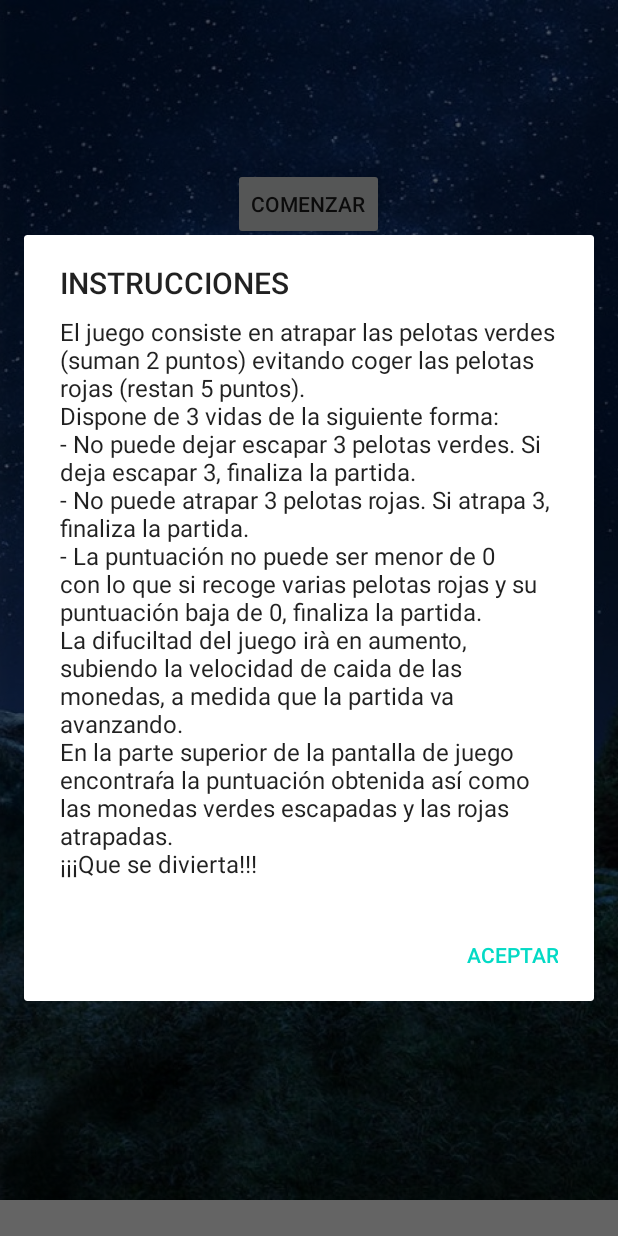
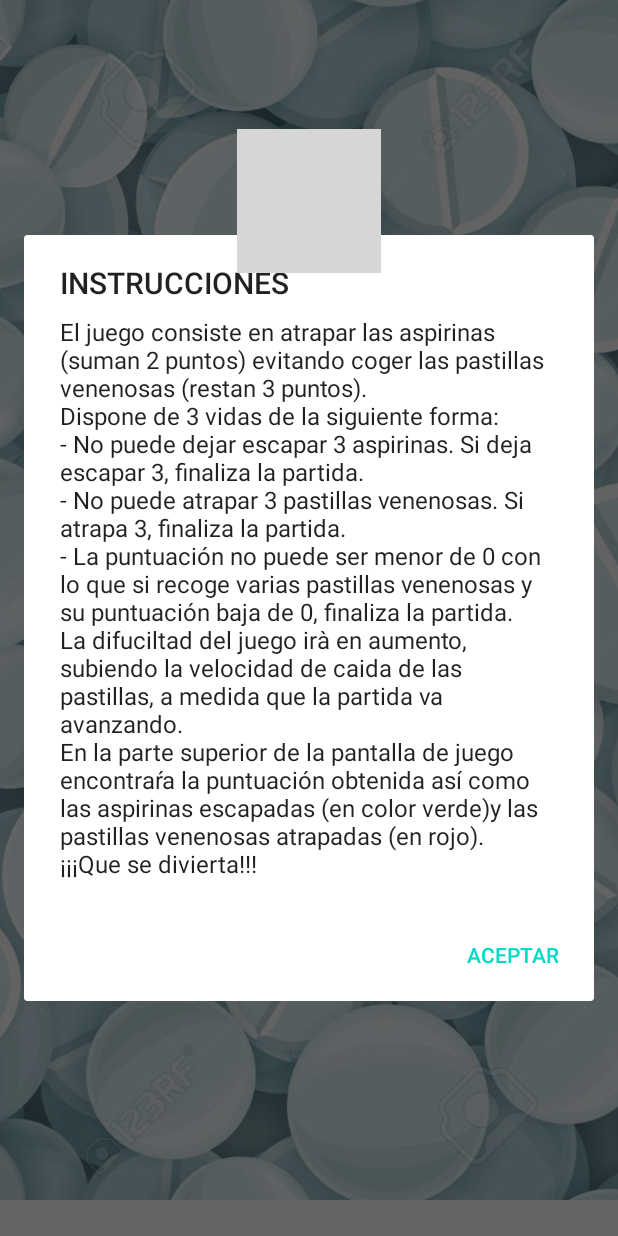
Before and after one commit to aarenzanac/Game2, an Android app: the screen it shows after launch (MainActivity), after a tap on "INSTRUCCIONES", on a phone screen of 412 x 824 dp. Run offline under Robolectric (Android 15) with nearby library versions, the phone set to English and light mode, and no system bars; grey boxes are pictures that could not be loaded.

Commit message:
Imagenes

```diff
--- a/app/src/main/java/com/example/game2/MainActivity.java
+++ b/app/src/main/java/com/example/game2/MainActivity.java
@@ -24,7 +24,7 @@ public class MainActivity extends AppCompatActivity {
         Button botonInstrucciones = findViewById(R.id.buttonInstrucciones);
 
 
-
+        //ACCIÓN PARA EL BOTON DE COMENZAR LA PARTIDA
         botonComenzar.setOnClickListener(new View.OnClickListener() {
             @Override
             public void onClick(View v) {
@@ -33,7 +33,7 @@ public class MainActivity extends AppCompatActivity {
 
             }
         });
-
+        //ACCIÓN PARA EL BOTÓN DE LA PANTALLA DE OPCIONES
         botonOpciones.setOnClickListener(new View.OnClickListener() {
             @Override
             public void onClick(View v) {
@@ -43,6 +43,7 @@ public class MainActivity extends AppCompatActivity {
             }
         });
 
+        //ACCION PARA EL BOTON SALIR
         botonSalir.setOnClickListener(new View.OnClickListener() {
             @Override
             public void onClick(View v) {
@@ -52,19 +53,20 @@ public class MainActivity extends AppCompatActivity {
             }
         });
 
+        //ACCION PARA EL BOTON INSTRUCCIONES.
         botonInstrucciones.setOnClickListener(new View.OnClickListener() {
             @Override
             public void onClick(View v) {
 
                 AlertDialog.Builder builder = new AlertDialog.Builder(v.getContext());
                 builder.setTitle("INSTRUCCIONES");
-                builder.setMessage("El juego consiste en atrapar las pelotas verdes (suman 2 puntos) evitando coger las pelotas rojas (restan 5 puntos).\n" +
+                builder.setMessage("El juego consiste en atrapar las aspirinas (suman 2 puntos) evitando coger las pastillas venenosas (restan 3 puntos).\n" +
                         "Dispone de 3 vidas de la siguiente forma:\n" +
-                        "- No puede dejar escapar 3 pelotas verdes. Si deja escapar 3, finaliza la partida.\n" +
-                        "- No puede atrapar 3 pelotas rojas. Si atrapa 3, finaliza la partida.\n" +
-                        "- La puntuación no puede ser menor de 0 con lo que si recoge varias pelotas rojas y su puntuación baja de 0, finaliza la partida.\n" +
-                        "La difuciltad del juego irà en aumento, subiendo la velocidad de caida de las monedas, a medida que la partida va avanzando. \n" +
-                        "En la parte superior de la pantalla de juego encontraŕa la puntuación obtenida así como las monedas verdes escapadas y las rojas atrapadas.\n" +
+                        "- No puede dejar escapar 3 aspirinas. Si deja escapar 3, finaliza la partida.\n" +
+                        "- No puede atrapar 3 pastillas venenosas. Si atrapa 3, finaliza la partida.\n" +
+                        "- La puntuación no puede ser menor de 0 con lo que si recoge varias pastillas venenosas y su puntuación baja de 0, finaliza la partida.\n" +
+                        "La difuciltad del juego irà en aumento, subiendo la velocidad de caida de las pastillas, a medida que la partida va avanzando. \n" +
+                        "En la parte superior de la pantalla de juego encontraŕa la puntuación obtenida así como las aspirinas escapadas (en color verde)y las pastillas venenosas atrapadas (en rojo).\n" +
                         "¡¡¡Que se divierta!!!\n");
                 builder.setPositiveButton("Aceptar", null);
 
--- a/app/src/main/java/com/example/game2/PantallaJuego.java
+++ b/app/src/main/java/com/example/game2/PantallaJuego.java
@@ -15,13 +15,14 @@ public class PantallaJuego extends AppCompatActivity {
     @Override
     protected void onCreate(Bundle savedInstanceState) {
 
-        //OBTENEMOS LOS VALORES DE MUSICA Y SONIDO DE LA PANTALLA OPCIONES
+        //OBTENEMOS LOS VALORES DE MUSICA Y SONIDO DEL INTENT DE LA PANTALLA OPCIONES
         boolean valorMusica = getIntent().getBooleanExtra("musica", true);
         boolean valorSonidos = getIntent().getBooleanExtra("sonidos", true);
 
         super.onCreate(savedInstanceState);
 
         setContentView(R.layout.activity_pantalla_juego);
+        getSupportActionBar().hide();
 
         juego = (Juego) findViewById(R.id.Pantalla);
 
@@ -35,7 +36,8 @@ public class PantallaJuego extends AppCompatActivity {
                 juego.alto = juego.getHeight();
                 juego.posX=juego.ancho/2;
                 juego.posY=juego.alto-50;
-                juego.radio=50;
+                juego.radioPacman=75;
+                juego.radioAspirina = 50;
                 juego.posMonedaY=50;
                 juego.posMonedaFalsaX=200;
                 juego.avanceMonedas = 10;
--- a/app/src/main/java/com/example/game2/PantallaOpciones.java
+++ b/app/src/main/java/com/example/game2/PantallaOpciones.java
@@ -40,6 +40,7 @@ public class PantallaOpciones extends AppCompatActivity {
                 arrayIntent.add(valorMusica);
                 arrayIntent.add(valorSonidos);
 
+                //ESTABLECEMOS LOS PARAMETROS PARA PASAR EN EL INTENT
                 Bundle parametros = new Bundle();
                 parametros.putBoolean("musica", valorMusica);
                 parametros.putBoolean("sonidos", valorSonidos);
--- a/app/src/main/res/layout/activity_main.xml
+++ b/app/src/main/res/layout/activity_main.xml
@@ -21,25 +21,28 @@
 
     <Button
         android:id="@+id/buttonOpciones"
+        style="@style/Widget.AppCompat.Button"
         android:layout_width="wrap_content"
         android:layout_height="wrap_content"
+        android:backgroundTint="#A09E9E"
         android:text="@string/opciones"
         app:layout_constraintBottom_toBottomOf="parent"
         app:layout_constraintEnd_toEndOf="parent"
-        app:layout_constraintHorizontal_bias="0.495"
+        app:layout_constraintHorizontal_bias="0.526"
         app:layout_constraintStart_toStartOf="parent"
         app:layout_constraintTop_toBottomOf="@+id/buttonComenzar"
-        app:layout_constraintVertical_bias="0.066" />
+        app:layout_constraintVertical_bias="0.116" />
 
     <Button
         android:id="@+id/buttonComenzar"
         android:layout_width="wrap_content"
         android:layout_height="wrap_content"
-        android:layout_marginTop="112dp"
+        android:layout_marginTop="268dp"
+        android:backgroundTint="#A09E9E"
         android:text="@string/empezar"
         app:layout_constraintBottom_toBottomOf="@+id/Pantalla"
         app:layout_constraintEnd_toEndOf="parent"
-        app:layout_constraintHorizontal_bias="0.498"
+        app:layout_constraintHorizontal_bias="0.516"
         app:layout_constraintStart_toStartOf="parent"
         app:layout_constraintTop_toTopOf="parent"
         app:layout_constraintVertical_bias="0.121" />
@@ -48,22 +51,35 @@
         android:id="@+id/buttonSalir"
         android:layout_width="wrap_content"
         android:layout_height="wrap_content"
+        android:backgroundTint="#A09E9E"
         android:text="@string/salir"
         app:layout_constraintBottom_toBottomOf="parent"
         app:layout_constraintEnd_toEndOf="parent"
-        app:layout_constraintHorizontal_bias="0.501"
+        app:layout_constraintHorizontal_bias="0.52"
         app:layout_constraintStart_toStartOf="parent"
-        app:layout_constraintTop_toBottomOf="@+id/buttonOpciones"
-        app:layout_constraintVertical_bias="0.304" />
+        app:layout_constraintTop_toBottomOf="@+id/buttonOpciones" />
 
     <Button
         android:id="@+id/buttonInstrucciones"
         android:layout_width="wrap_content"
         android:layout_height="wrap_content"
+        android:backgroundTint="#A09E9E"
         android:text="@string/instrucciones"
         app:layout_constraintBottom_toTopOf="@+id/buttonSalir"
         app:layout_constraintEnd_toEndOf="parent"
+        app:layout_constraintHorizontal_bias="0.53"
         app:layout_constraintStart_toStartOf="parent"
-        app:layout_constraintTop_toBottomOf="@+id/buttonOpciones" />
+        app:layout_constraintTop_toBottomOf="@+id/buttonOpciones"
+        app:layout_constraintVertical_bias="0.484" />
+
+    <ImageView
+        android:id="@+id/imageView2"
+        android:layout_width="wrap_content"
+        android:layout_height="wrap_content"
+        app:layout_constraintBottom_toTopOf="@+id/buttonComenzar"
+        app:layout_constraintEnd_toEndOf="parent"
+        app:layout_constraintStart_toStartOf="parent"
+        app:layout_constraintTop_toTopOf="@+id/imageView"
+        app:srcCompat="@drawable/titulo_transparencia" />
 
 </android.support.constraint.ConstraintLayout>
```
Also changed, not shown: app/src/main/java/com/example/game2/Juego.java (+71 -34 lines), app/src/main/res/layout/activity_pantalla_opciones.xml (+24 -9 lines), app/src/main/res/drawable-v24/intro.jpg, app/src/main/res/drawable-v24/piranha.png (deleted).
